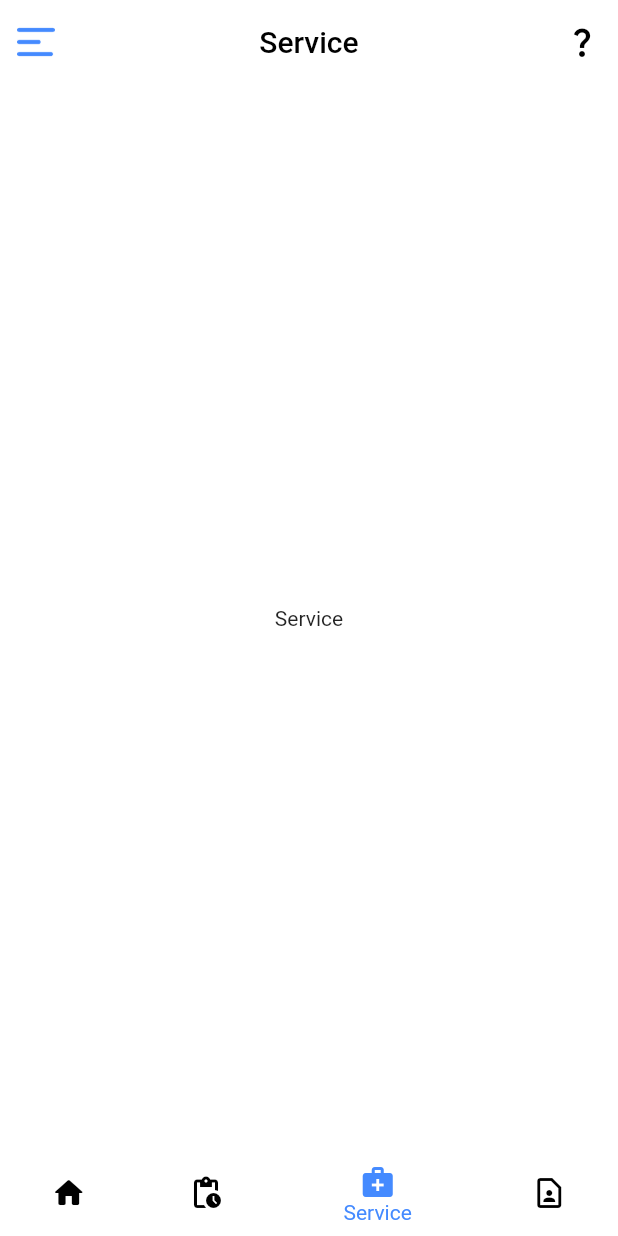
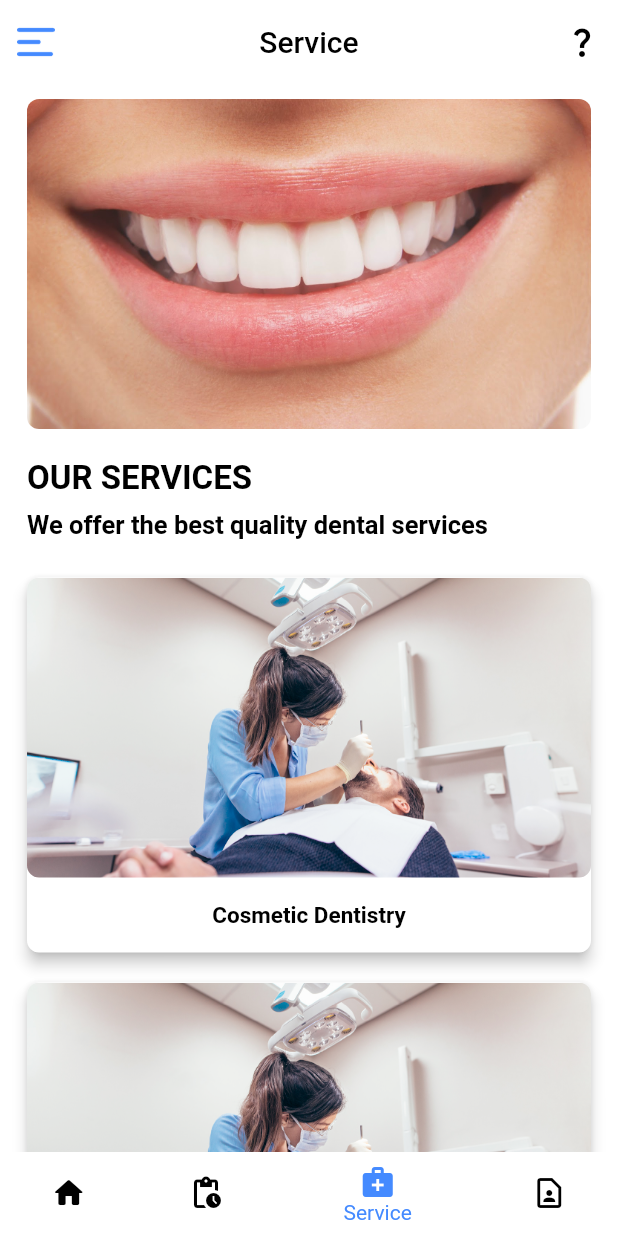
Before and after one commit to MoeezChohan1089/Dr-Hiba-Saade, a Flutter app: the screen it shows after launch, item 3 of the bottom bar chosen, on a phone screen of 412 x 824 dp. Run offline on Flutter 3.47's test engine with Material 2 defaults, Android fonts, the phone set to English and light mode, and no system bars; our stand-ins replace geocoding, geolocator, google_maps_flutter, permission_handler, video_player; missing offline and left inert: bottom_nav_bar; network calls fail; Roboto replaces fonts that are missing (medium).

Commit message:
23/08/2022

```diff
--- a/lib/Screens/BottomNavigation.dart
+++ b/lib/Screens/BottomNavigation.dart
@@ -1,7 +1,7 @@
 import 'dart:ui';
 
 import 'package:drhibasaade/Screens/HomePage.dart';
-import 'package:drhibasaade/Screens/Service.dart';
+import 'package:drhibasaade/Screens/service.dart';
 import 'package:flutter/material.dart';
 import 'package:bottom_nav_bar/bottom_nav_bar.dart';
 
--- a/lib/Screens/Service.dart
+++ /dev/null
@@ -1,19 +0,0 @@
-import 'package:flutter/material.dart';
-
-class ServicePage extends StatefulWidget{
-  @override
-  State<ServicePage> createState() => _ServicePageState();
-}
-
-class _ServicePageState extends State<ServicePage> {
-  @override
-  Widget build(BuildContext context) {
-    // TODO: implement build
-    return Scaffold(
-      backgroundColor: Colors.white,
-      body: Center(
-        child: Text("Service"),
-      ),
-    );
-  }
-}
--- /dev/null
+++ b/lib/Screens/service.dart
@@ -0,0 +1,113 @@
+import 'package:drhibasaade/utilites/constants.dart';
+import 'package:drhibasaade/widgets/custom_text.dart';
+import 'package:flutter/material.dart';
+
+class ServicePage extends StatefulWidget{
+  @override
+  State<ServicePage> createState() => _ServicePageState();
+}
+
+class _ServicePageState extends State<ServicePage> {
+  @override
+  Widget build(BuildContext context) {
+    // TODO: implement build
+    return Scaffold(
+      backgroundColor: Colors.white,
+      body:SingleChildScrollView(
+        physics: BouncingScrollPhysics(),
+        child: Column(
+          children: [
+            //Space
+            SizedBox(height: 10,),
+            //b
+            Container(
+              padding: kHrPadding,
+              child: Container(
+                width: double.infinity,
+                height: 220,
+                decoration: BoxDecoration(
+                  borderRadius: BorderRadius.circular(8),
+                  image: DecorationImage(
+                    fit: BoxFit.cover,
+                    image: AssetImage("assets/images/teeth_img.jpg")
+                  )
+                ),
+                clipBehavior: Clip.hardEdge,
+              ),
+            ),
+            //Space
+            SizedBox(height: 20,),
+            Container(
+              padding: kHrPadding,
+              alignment: Alignment.centerLeft,
+              child: CustomText(
+                title: "OUR SERVICES",
+                fontSize: 22,
+                color: blackColor,
+                fontWeight: FontWeight.w700,
+              ),
+            ),
+            //Space
+            SizedBox(height: 8,),
+            Container(
+              padding: kHrPadding,
+              alignment: Alignment.centerLeft,
+              child: CustomText(
+                title: "We offer the best quality dental services",
+                fontSize: 17,
+                color: blackColor,
+                fontWeight: FontWeight.w700,
+              ),
+            ),
+            //Space
+            SizedBox(height: 25,),
+            ListView.builder(
+                padding: kHrPadding,
+                itemCount: 10,
+                shrinkWrap: true,
+                physics: BouncingScrollPhysics(),
+                itemBuilder: (context,index){
+                  return Container(
+                    width: double.infinity,
+                    padding: EdgeInsets.only(bottom: 20),
+                    child: Card(
+                      margin: EdgeInsets.zero,
+                      elevation: 4,
+                      shape: RoundedRectangleBorder(
+                        borderRadius: BorderRadius.circular(8)
+                      ),
+                      child: Column(
+                        children: [
+                         Container(
+                           width: double.infinity,
+                           height: 200,
+                           decoration: BoxDecoration(
+                             borderRadius: BorderRadius.circular(8),
+                             image: DecorationImage(
+                               fit: BoxFit.cover,
+                               image: AssetImage("assets/images/dentict_img.jpg")
+                             )
+                           ),
+                         ),
+                          Container(
+                            height: 50,
+                            alignment: Alignment.center,
+                            child: CustomText(
+                              title: "Cosmetic Dentistry",
+                              fontSize: 15,
+                              color: blackColor,
+                              fontWeight: FontWeight.w700,
+                            ),
+                          )
+                        ],
+                      ),
+                    ),
+                  );
+                }
+            )
+          ],
+        ),
+      )
+    );
+  }
+}
--- a/pubspec.yaml
+++ b/pubspec.yaml
@@ -67,6 +67,7 @@ flutter:
   assets:
     - assets/
     - assets/videos/
+    - assets/images/
   #   - images/a_dot_ham.jpeg
 
   # An image asset can refer to one or more resolution-specific "variants", see
```
Also changed, not shown: assets/images/dentict_img.jpg (added), assets/images/teeth_img.jpg (added).
